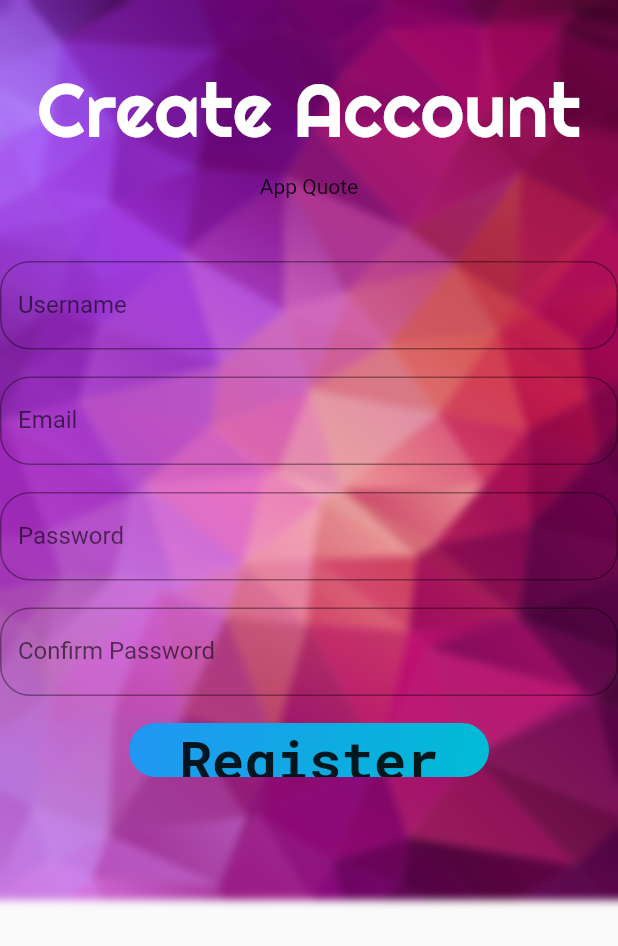
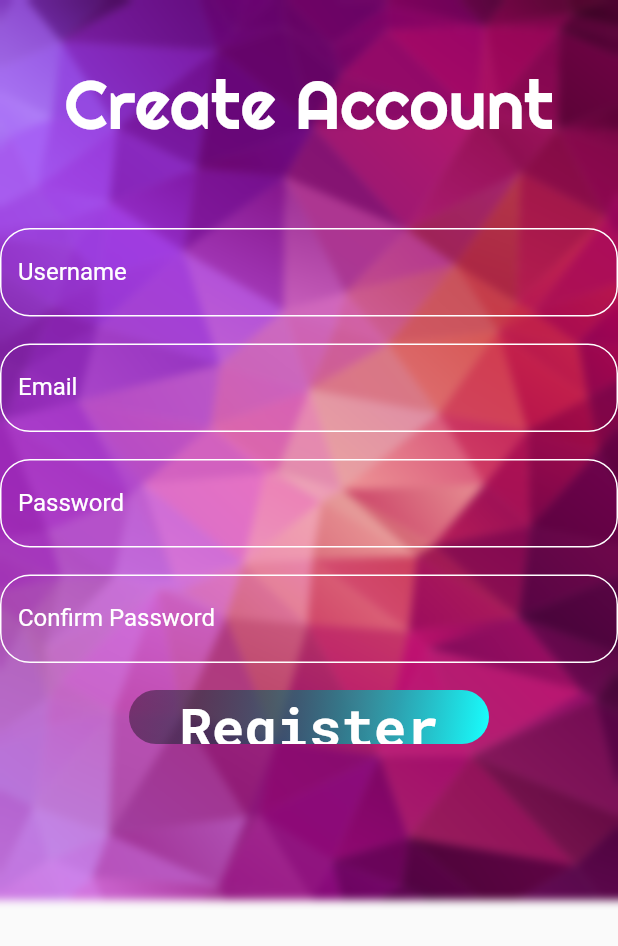
Before and after one commit to kevinjacb/DocAPP, a Flutter app: the screen it shows after launch, after a tap on "Sign Up", on a phone screen of 412 x 824 dp. Shown: the top 946 px of the screen. Run offline on Flutter 3.47's test engine with Material 2 defaults, Android fonts, the light colour scheme and no system bars; our stand-ins replace google_fonts.

Commit message:
Improved signup ui

```diff
--- a/lib/screens/login.dart
+++ b/lib/screens/login.dart
@@ -15,8 +15,7 @@ class Login extends StatefulWidget {
 class _LoginState extends State {
   @override
   Widget build(BuildContext context) {
-    Variables().HEIGHT = MediaQuery.of(context).size.height;
-    Variables().WIDTH = MediaQuery.of(context).size.width;
+    const textStyle = TextStyle(color: Colors.white);
     return Scaffold(
       resizeToAvoidBottomInset: false,
       extendBody: true,
@@ -62,11 +61,20 @@ class _LoginState extends State {
                     width: Variables().WIDTH * 0.9,
                     child: const TextField(
                       decoration: InputDecoration(
-                        border: OutlineInputBorder(
+                        prefixIcon: Icon(
+                          Icons.email,
+                          color: Colors.lightGreenAccent,
+                        ),
+                        enabledBorder: OutlineInputBorder(
+                            borderSide: BorderSide(
+                              color: Colors.white,
+                            ),
                             borderRadius:
                                 BorderRadius.all(Radius.circular(20))),
                         labelText: 'Email',
                         hintText: 'Email',
+                        labelStyle: textStyle,
+                        hintStyle: textStyle,
                       ),
                     ),
                   ),
@@ -78,11 +86,20 @@ class _LoginState extends State {
                     child: const TextField(
                       obscureText: true,
                       decoration: InputDecoration(
-                        border: OutlineInputBorder(
+                        enabledBorder: OutlineInputBorder(
+                            borderSide: BorderSide(
+                              color: Colors.white,
+                            ),
                             borderRadius:
                                 BorderRadius.all(Radius.circular(20))),
+                        prefixIcon: Icon(
+                          Icons.password,
+                          color: Colors.lightGreenAccent,
+                        ),
                         labelText: 'Password',
                         hintText: 'Password',
+                        labelStyle: textStyle,
+                        hintStyle: textStyle,
                       ),
                     ),
                   ),
--- a/lib/screens/register.dart
+++ b/lib/screens/register.dart
@@ -15,8 +15,10 @@ class Register extends StatefulWidget {
 class _RegisterState extends State<Register> {
   @override
   Widget build(BuildContext context) {
+    const textStyle = TextStyle(color: Colors.white);
     Variables variables = Variables();
     return Scaffold(
+      resizeToAvoidBottomInset: false,
       body: SafeArea(
         child: Container(
           height: variables.HEIGHT,
@@ -35,11 +37,11 @@ class _RegisterState extends State<Register> {
                     ),
                     Text("Create Account",
                         style: GoogleFonts.righteous(
-                            fontSize: 50, color: Colors.white)),
+                            fontSize: 45, color: Colors.white)),
                     SizedBox(
                       height: variables.HEIGHT * 0.02,
                     ),
-                    Text("App Quote"),
+                    // Text("App Quote"),
                     SizedBox(
                       height: variables.HEIGHT * 0.07,
                     ),
@@ -47,11 +49,16 @@ class _RegisterState extends State<Register> {
                       width: variables.WIDTH * 0.9,
                       child: const TextField(
                         decoration: InputDecoration(
-                          border: OutlineInputBorder(
+                          enabledBorder: OutlineInputBorder(
+                              borderSide: BorderSide(
+                                color: Colors.white,
+                              ),
                               borderRadius:
                                   BorderRadius.all(Radius.circular(20))),
                           labelText: 'Username',
                           hintText: 'Username',
+                          labelStyle: textStyle,
+                          hintStyle: textStyle,
                         ),
                       ),
                     ),
@@ -62,10 +69,15 @@ class _RegisterState extends State<Register> {
                       width: variables.WIDTH * 0.9,
                       child: const TextField(
                         decoration: InputDecoration(
-                          border: OutlineInputBorder(
+                          enabledBorder: OutlineInputBorder(
+                              borderSide: BorderSide(
+                                color: Colors.white,
+                              ),
                               borderRadius:
                                   BorderRadius.all(Radius.circular(20))),
                           labelText: 'Email',
+                          labelStyle: textStyle,
+                          hintStyle: textStyle,
                           hintText: 'Email',
                         ),
                       ),
@@ -78,11 +90,16 @@ class _RegisterState extends State<Register> {
                       child: const TextField(
                         obscureText: true,
                         decoration: InputDecoration(
-                          border: OutlineInputBorder(
+                          enabledBorder: OutlineInputBorder(
+                              borderSide: BorderSide(
+                                color: Colors.white,
+                              ),
                               borderRadius:
                                   BorderRadius.all(Radius.circular(20))),
                           labelText: 'Password',
                           hintText: 'Password',
+                          labelStyle: textStyle,
+                          hintStyle: textStyle,
                         ),
                       ),
                     ),
@@ -94,11 +111,16 @@ class _RegisterState extends State<Register> {
                       child: const TextField(
                         obscureText: true,
                         decoration: InputDecoration(
-                          border: OutlineInputBorder(
+                          enabledBorder: OutlineInputBorder(
+                              borderSide: BorderSide(
+                                color: Colors.white,
+                              ),
                               borderRadius:
                                   BorderRadius.all(Radius.circular(20))),
                           labelText: 'Confirm Password',
                           hintText: 'Confirm Password',
+                          labelStyle: textStyle,
+                          hintStyle: textStyle,
                         ),
                       ),
                     ),
--- a/lib/widgets/loginbutton.dart
+++ b/lib/widgets/loginbutton.dart
@@ -46,13 +46,15 @@ class _LoginButtonState extends State<LoginButton> {
             gradient: const LinearGradient(
                 begin: Alignment.topLeft,
                 end: Alignment.bottomRight,
-                colors: <Color>[Colors.white, Colors.cyan]),
+                colors: <Color>[Colors.black38, Colors.cyanAccent]),
           ),
           child: Center(
             child: Text(
               "Login",
               style: GoogleFonts.robotoMono(
-                  fontSize: width * 0.15, fontWeight: FontWeight.bold),
+                  fontSize: 20,
+                  fontWeight: FontWeight.bold,
+                  color: Colors.white),
             ),
           ),
         ),
--- a/lib/widgets/registerbutton.dart
+++ b/lib/widgets/registerbutton.dart
@@ -24,13 +24,15 @@ class _RegisterButtonState extends State<RegisterButton> {
         gradient: const LinearGradient(
             begin: Alignment.topLeft,
             end: Alignment.bottomRight,
-            colors: <Color>[Colors.blue, Colors.cyan]),
+            colors: <Color>[Colors.black38, Colors.cyanAccent]),
       ),
       child: Center(
         child: Text(
           "Register",
           style: GoogleFonts.robotoMono(
-              fontSize: width * 0.15, fontWeight: FontWeight.bold),
+              fontSize: width * 0.15,
+              fontWeight: FontWeight.bold,
+              color: Colors.white),
         ),
       ),
     );
```
